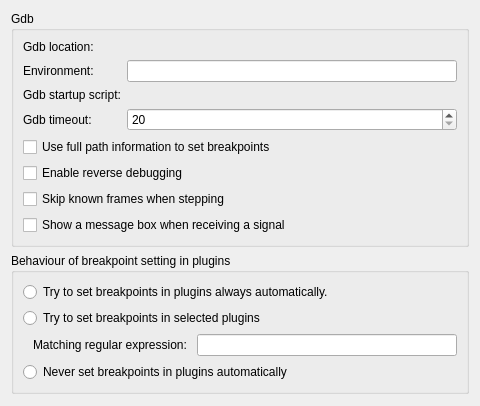
This is src/plugins/debugger/gdb/gdboptionspage.ui in qt-creator/qt-creator as Qt 5 draws it before an edit. The edited form follows.
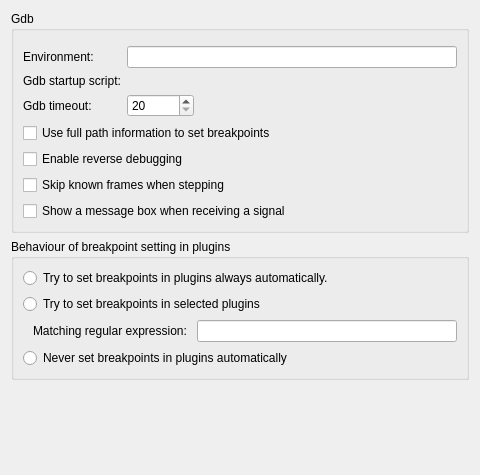
This is the edited form. Custom widgets are drawn as their Qt base class.

```diff
--- a/src/plugins/debugger/gdb/gdboptionspage.ui
+++ b/src/plugins/debugger/gdb/gdboptionspage.ui
@@ -7,7 +7,7 @@
     <x>0</x>
     <y>0</y>
     <width>480</width>
-    <height>371</height>
+    <height>475</height>
    </rect>
   </property>
   <layout class="QVBoxLayout" name="verticalLayout">
@@ -17,6 +17,9 @@
       <string>Gdb</string>
      </property>
      <layout class="QFormLayout" name="formLayout">
+      <property name="fieldGrowthPolicy">
+       <enum>QFormLayout::ExpandingFieldsGrow</enum>
+      </property>
       <property name="horizontalSpacing">
        <number>6</number>
       </property>
@@ -26,18 +29,8 @@
       <property name="margin">
        <number>9</number>
       </property>
-      <item row="0" column="0">
-       <widget class="QLabel" name="labelGdbLocation">
-        <property name="toolTip">
-         <string>This is either a full absolute path leading to the gdb binary you intend to use or the name of a gdb binary that will be searched in your PATH.</string>
-        </property>
-        <property name="text">
-         <string>Gdb location:</string>
-        </property>
-       </widget>
-      </item>
-      <item row="0" column="1">
-       <widget class="Utils::PathChooser" name="gdbLocationChooser"/>
+      <item row="0" column="0" colspan="2">
+       <widget class="Debugger::Internal::GdbChooserWidget" name="gdbChooserWidget" native="true"/>
       </item>
       <item row="1" column="0">
        <widget class="QLabel" name="labelEnvironment">
@@ -227,6 +220,12 @@
    <header location="global">utils/pathchooser.h</header>
    <container>1</container>
   </customwidget>
+  <customwidget>
+   <class>Debugger::Internal::GdbChooserWidget</class>
+   <extends>QWidget</extends>
+   <header>gdb/gdbchooserwidget.h</header>
+   <container>1</container>
+  </customwidget>
  </customwidgets>
  <resources/>
  <connections/>
```
Left out of the diff: 76 changed lines with no effect on the pictures.
